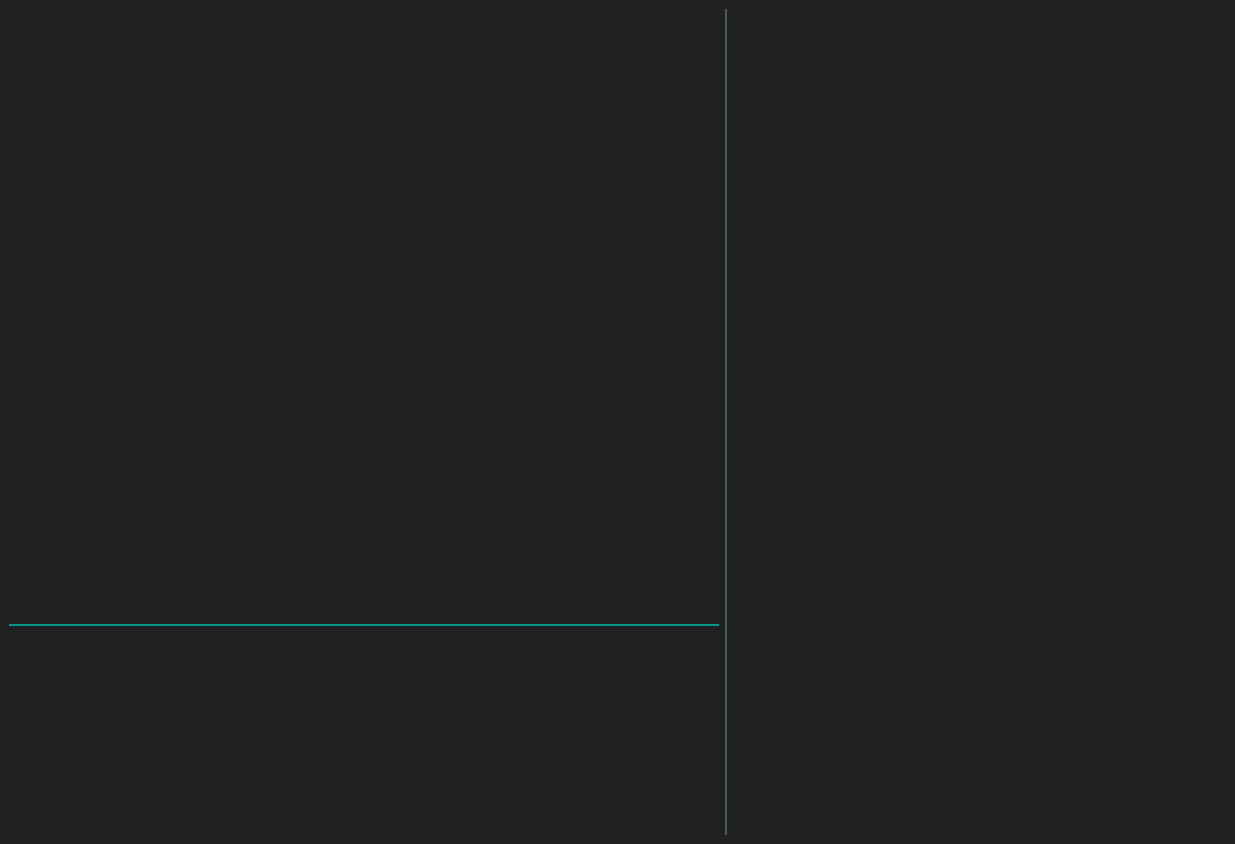
First picture: the form in UI/main.ui, repository LX-sys/autoScript, before the edit.
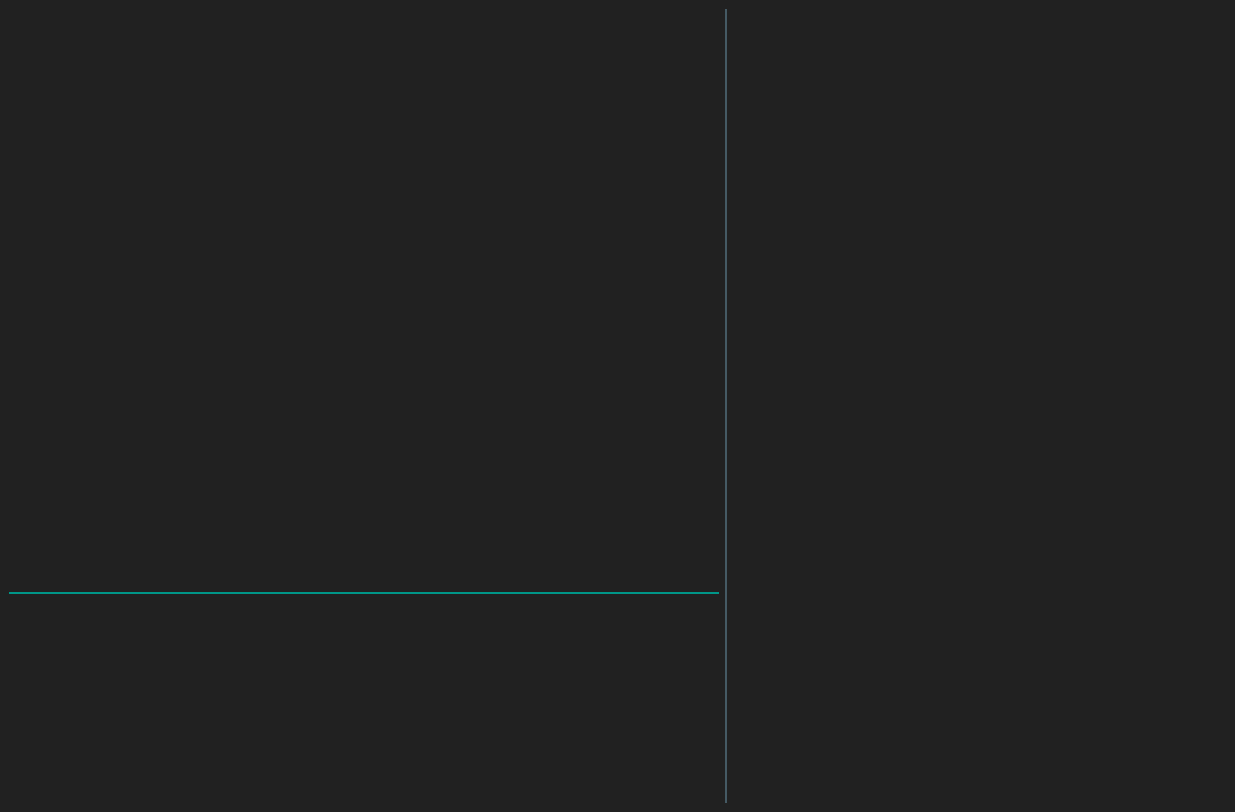
Second picture: the form after the edit.

Commit message: 处理win和mac全屏的兼容性问题

The edit to the form file:
```diff
--- a/UI/main.ui
+++ b/UI/main.ui
@@ -7,7 +7,7 @@
     <x>0</x>
     <y>0</y>
     <width>1235</width>
-    <height>844</height>
+    <height>812</height>
    </rect>
   </property>
   <property name="windowTitle">
```
The commit also changes 2 other files.
